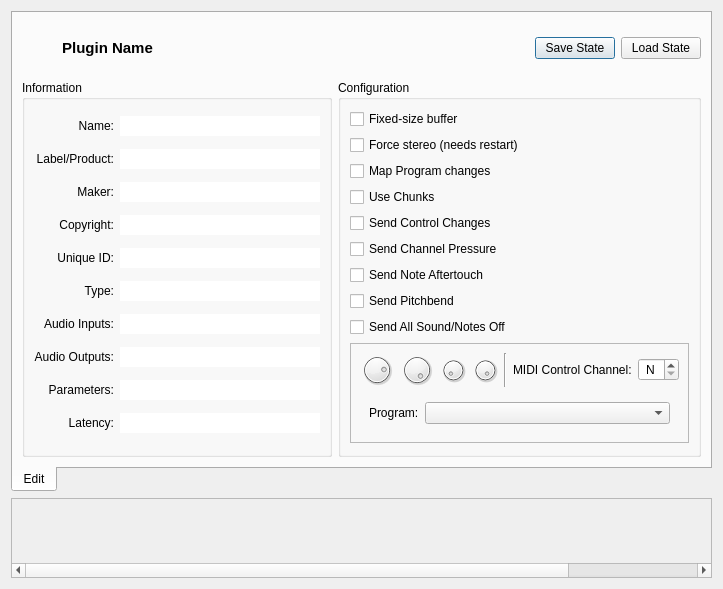
Old version of the form resources/ui/carla_edit.ui in the repository falkTX/Carla.
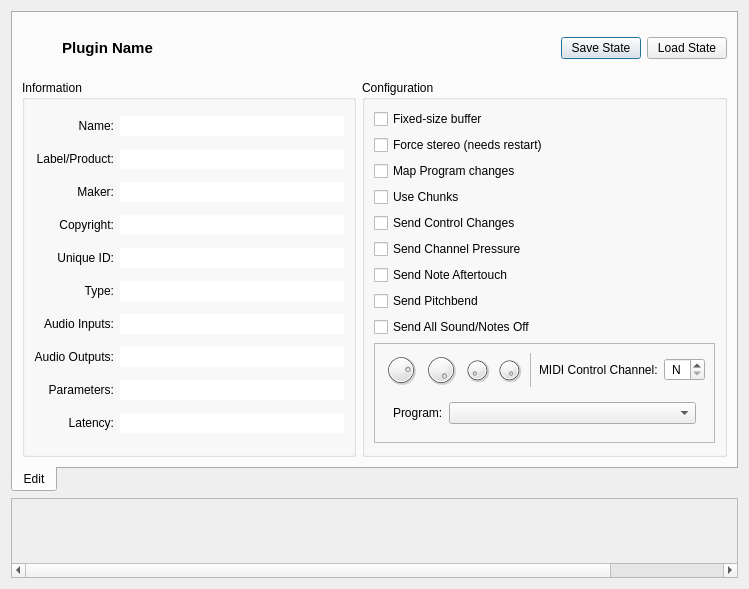
New version of the form. Icons and pictures are not drawn. Custom widgets are drawn as their Qt base class.

Diff of the .ui file:
```diff
--- a/resources/ui/carla_edit.ui
+++ b/resources/ui/carla_edit.ui
@@ -6,8 +6,8 @@
    <rect>
     <x>0</x>
     <y>0</y>
-    <width>686</width>
-    <height>523</height>
+    <width>749</width>
+    <height>585</height>
    </rect>
   </property>
   <property name="windowTitle">
@@ -535,6 +535,12 @@
                </item>
                <item>
                 <widget class="Line" name="line">
+                 <property name="lineWidth">
+                  <number>0</number>
+                 </property>
+                 <property name="midLineWidth">
+                  <number>1</number>
+                 </property>
                  <property name="orientation">
                   <enum>Qt::Vertical</enum>
                  </property>
```
